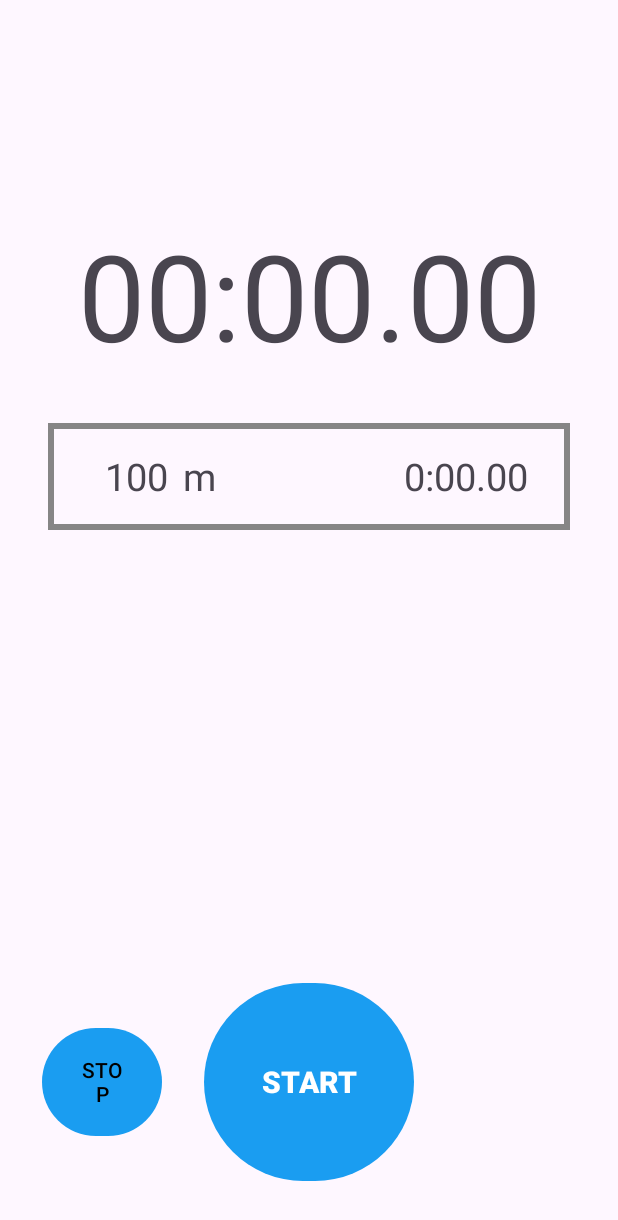
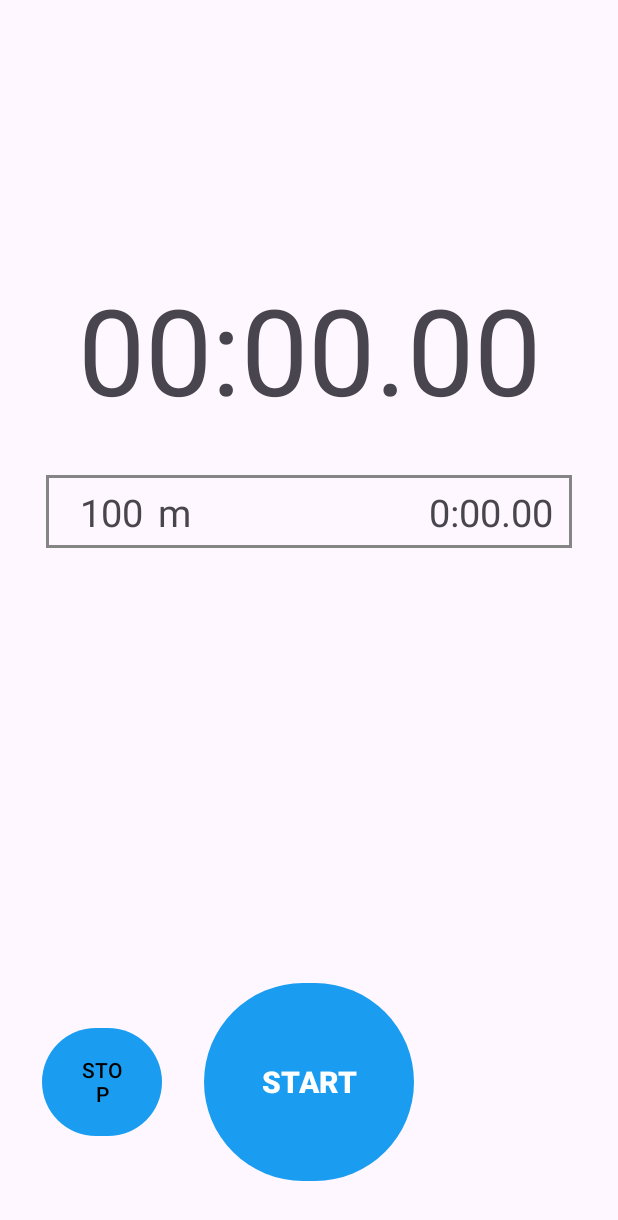
Before and after one commit to skyfall0119/TrackRunning, an Android app: the screen it shows after launch (RunActivity), after a tap on "START", on a phone screen of 412 x 824 dp. Shown: the top 1220 px of the screen. Run offline under Robolectric (Android 15) with nearby library versions, the phone set to English and light mode, and no system bars; our stand-ins replace Room's generated code.

Commit message:
RunningFragment preset

```diff
--- a/app/src/main/java/com/jaykim/trackrunning/MainActivity.kt
+++ b/app/src/main/java/com/jaykim/trackrunning/MainActivity.kt
@@ -1,8 +1,12 @@
 package com.jaykim.trackrunning
 
+import android.content.Context
 import androidx.appcompat.app.AppCompatActivity
 import android.os.Bundle
 import android.view.MenuItem
+import android.view.MotionEvent
+import android.view.inputmethod.InputMethodManager
+import android.widget.EditText
 import androidx.appcompat.app.ActionBarDrawerToggle
 import androidx.core.view.GravityCompat
 import androidx.drawerlayout.widget.DrawerLayout
@@ -49,6 +53,18 @@ class MainActivity : AppCompatActivity(), NavigationView.OnNavigationItemSelecte
 
     }
 
+    // presetAddFragment 에서 title EditText 에서 키보드 내리기.
+    override fun dispatchTouchEvent(ev: MotionEvent?): Boolean {
+        val imm: InputMethodManager = getSystemService(Context.INPUT_METHOD_SERVICE) as InputMethodManager
+        imm.hideSoftInputFromWindow(currentFocus?.windowToken, 0)
+
+        if(currentFocus is EditText) {
+            currentFocus!!.clearFocus()
+        }
+
+        return super.dispatchTouchEvent(ev)
+    }
+
     override fun onNavigationItemSelected(item: MenuItem): Boolean {
         when(item.itemId){
 
--- a/app/src/main/java/com/jaykim/trackrunning/PresetFragment.kt
+++ b/app/src/main/java/com/jaykim/trackrunning/PresetFragment.kt
@@ -18,7 +18,6 @@ class PresetFragment : Fragment() {
     private var _binding: FragmentPresetBinding? = null
     private val binding get() = _binding!!
     private lateinit var adapter: PresetRvAdapter
-
     private lateinit var db : AppDatabase
     private lateinit var presetDao : PresetDao
     private lateinit var presetList : List<PresetEntity>
--- a/app/src/main/java/com/jaykim/trackrunning/PresetRvAdapter.kt
+++ b/app/src/main/java/com/jaykim/trackrunning/PresetRvAdapter.kt
@@ -51,4 +51,6 @@ class PresetRvAdapter (private val list : List<PresetEntity>) : RecyclerView.Ada
     }
 
 
+
+
 }
--- a/app/src/main/java/com/jaykim/trackrunning/RunActivityRvAdapter.kt
+++ b/app/src/main/java/com/jaykim/trackrunning/RunActivityRvAdapter.kt
@@ -23,6 +23,8 @@ class RunActivityRvAdapter (private val list : ArrayList<SingleRun>) :
         val run_rv_breakTime = binding.runRvBreakTime
         val run_rv_check = binding.runRvCheck
         val root = binding.root
+        val runLayout = binding.runRvRunLayout
+        val breakLayout = binding.runRvBreakLayout
 
     }
 
@@ -39,43 +41,37 @@ class RunActivityRvAdapter (private val list : ArrayList<SingleRun>) :
     override fun onBindViewHolder(holder: MyViewHolder, position: Int) {
         val runData = list[position]
         if (runData.isRest){
-            holder.run_rv_break.visibility = View.VISIBLE
-            holder.run_rv_breakTime.visibility = View.VISIBLE
-            holder.run_rv_distance.visibility = View.INVISIBLE
-            holder.run_rv_meter.visibility = View.INVISIBLE
-            holder.run_rv_min.visibility = View.INVISIBLE
-            holder.run_rv_sec.visibility = View.INVISIBLE
-            holder.run_rv_millisec.visibility = View.INVISIBLE
+            holder.runLayout.visibility = View.INVISIBLE
+            holder.breakLayout.visibility = View.VISIBLE
             holder.run_rv_breakTime.text = runData.breakPick
 
 
+            if (runData.isDone) {
+                holder.breakLayout.setBackgroundColor(Color.GRAY)
+                holder.run_rv_break.setTextColor(Color.WHITE)
+                holder.run_rv_breakTime.setTextColor(Color.WHITE)
+            }
+
+
         } else {
-            holder.run_rv_break.visibility = View.INVISIBLE
-            holder.run_rv_breakTime.visibility = View.INVISIBLE
-            holder.run_rv_distance.visibility = View.VISIBLE
-            holder.run_rv_meter.visibility = View.VISIBLE
-            holder.run_rv_min.visibility = View.VISIBLE
-            holder.run_rv_sec.visibility = View.VISIBLE
-            holder.run_rv_millisec.visibility = View.VISIBLE
+            holder.runLayout.visibility = View.VISIBLE
+            holder.breakLayout.visibility = View.INVISIBLE
             holder.run_rv_distance.text = runData.distance
             holder.run_rv_min.text = runData.min
             holder.run_rv_sec.text = runData.sec
             holder.run_rv_millisec.text = runData.millisec
 
-//            if (runData.isDone){
-//                holder.run_rv_distance.setTextColor(Color.WHITE)
-//                holder.run_rv_meter.setTextColor(Color.WHITE)
-//                holder.run_rv_min.setTextColor(Color.WHITE)
-//                holder.run_rv_sec.setTextColor(Color.WHITE)
-//                holder.run_rv_millisec.setTextColor(Color.WHITE)
-//            }
+            if (runData.isDone) {
 
+                holder.runLayout.setBackgroundColor(Color.GRAY)
+                holder.run_rv_distance.setTextColor(Color.WHITE)
+                holder.run_rv_meter.setTextColor(Color.WHITE)
+                holder.run_rv_min.setTextColor(Color.WHITE)
+                holder.run_rv_sec.setTextColor(Color.WHITE)
+                holder.run_rv_millisec.setTextColor(Color.WHITE)
+
+            }
         }
-
-        if (runData.isDone) holder.run_rv_check.visibility = View.VISIBLE
-        else holder.run_rv_check.visibility = View.INVISIBLE
-
-
 
     }
 }
--- a/app/src/main/java/com/jaykim/trackrunning/RunningFragment.kt
+++ b/app/src/main/java/com/jaykim/trackrunning/RunningFragment.kt
@@ -7,7 +7,14 @@ import android.view.LayoutInflater
 import android.view.View
 import android.view.ViewGroup
 import android.widget.NumberPicker
+import android.widget.Toast
+import androidx.recyclerview.widget.LinearLayoutManager
+import androidx.recyclerview.widget.RecyclerView
 import com.jaykim.trackrunning.databinding.FragmentRunningBinding
+import com.jaykim.trackrunning.db.AppDatabase
+import com.jaykim.trackrunning.db.PresetDao
+import com.jaykim.trackrunning.db.PresetEntity
+import kotlin.concurrent.thread
 
 class RunningFragment : Fragment() {
 
@@ -15,6 +22,11 @@ class RunningFragment : Fragment() {
     private var _binding: FragmentRunningBinding? = null
     private val binding get() = _binding!!
     private var isQs = true
+
+    private lateinit var adapter: RunningRvAdapter
+    private lateinit var db : AppDatabase
+    private lateinit var presetDao : PresetDao
+    private lateinit var presetList : List<PresetEntity>
 
     //QuickStart NumberPicker items
     private val npItemDist = Helper.qsDist
@@ -29,10 +41,9 @@ class RunningFragment : Fragment() {
         _binding = FragmentRunningBinding.inflate(inflater, container, false)
         val view = binding.root
 
-
+        initPresetView()
         radioSet()
         initPicker()
-        initPresetView()
         initBtn()
 
 
@@ -41,6 +52,18 @@ class RunningFragment : Fragment() {
 
     private fun initPresetView() {
 
+        thread {
+            db = AppDatabase.getInstance(requireContext())!!
+            presetDao = db.getPresetDao()
+            presetList = presetDao.getAllPreset()
+
+            //update preset UI
+            activity?.runOnUiThread {
+                adapter = RunningRvAdapter(presetList)
+                binding.runningRv.adapter = adapter
+                binding.runningRv.layoutManager = LinearLayoutManager(context)
+            }
+        }
     }
 
     private fun radioSet() {
@@ -53,21 +76,21 @@ class RunningFragment : Fragment() {
                     //if current is not quickstart, switch to quickstart frame
                     binding.tvRadioTitle.text = getString(R.string.running_radio_qs)
                     binding.frameQs.visibility = View.VISIBLE
-                    binding.frameRv.visibility = View.INVISIBLE
+                    binding.runningRv.visibility = View.INVISIBLE
                 }
 
                 R.id.radio_preset->{ // to preset frame
                     isQs = false
                     binding.tvRadioTitle.text = getString(R.string.running_radio_pre)
                     binding.frameQs.visibility = View.INVISIBLE
-                    binding.frameRv.visibility = View.VISIBLE
+                    binding.runningRv.visibility = View.VISIBLE
+                    adapter.notifyDataSetChanged()
                 }
             }
 
         }
 
     }
-
 
     // quickstart 에 numberpicker 세팅. 빠르게 설정해서 런.
     private fun initPicker() {
@@ -110,33 +133,48 @@ class RunningFragment : Fragment() {
         binding.btnRunningStart.setOnClickListener {
             activity?.let{
                 val intent = Intent(context,RunActivity::class.java)
-
-
                 if(isQs){ //if quickstart, send the value from numberPicker
                     val qsRunData = ArrayList<SingleRun>() //Data Array to send
                     //(run + break) x (lap-1)
                     for (i in 1 until binding.qsNpLaps.value){
 
                         qsRunData.add(SingleRun(false,npItemDist[binding.qsNpDistance.value],
-                            1,""))
-                        qsRunData.add(SingleRun(true,"0",1,npItemRest[binding.qsNpRest.value]
+                            ""))
+                        qsRunData.add(SingleRun(true,"0",npItemRest[binding.qsNpRest.value]
                             ))
                     }
                     // last run
                     qsRunData.add(SingleRun(false,npItemDist[binding.qsNpDistance.value],
-                        1,"",))
+                        ""))
 
                     intent.putExtra("runData", qsRunData )
-                } else{ //if preset, send the runData from preset
-
-
+                    startActivity(intent)
                 }
 
+                else{ //if preset, send the runData from preset
+                    // if selected, send selected runData.
+                    // if not selected, prompt a message. "Please select"
+                    if (adapter.selectedPos != RecyclerView.NO_POSITION){
+                        intent.putExtra("runData", presetList[adapter.selectedPos].SingleWorkout )
+                        startActivity(intent)
+                    } else {
+                        Toast.makeText(requireContext(),"Please select a preset",Toast.LENGTH_SHORT).show()
+                    }
+                }
 
-                startActivity(intent)
             }
         }
     }
+
+
+
+
+
+
+
+
+
+
 
 
     override fun onDestroyView() {
--- a/app/src/main/java/com/jaykim/trackrunning/SettingFragment.kt
+++ b/app/src/main/java/com/jaykim/trackrunning/SettingFragment.kt
@@ -8,7 +8,7 @@ import android.view.ViewGroup
 
 
 class SettingFragment : Fragment() {
-    // TODO: Rename and change types of parameters
+    // TODO: SETTING
 
 
 
--- a/app/src/main/java/com/jaykim/trackrunning/SingleRun.kt
+++ b/app/src/main/java/com/jaykim/trackrunning/SingleRun.kt
@@ -11,15 +11,10 @@ import java.io.Serializable
 data class SingleRun (
     val isRest : Boolean,
     val distance : String,
-    val set : Int,
+//    val set : Int,
     val breakPick : String,
     var min : String = "0",
     var sec : String = ":00",
     var millisec : String = ".00",
     var isDone : Boolean = false
 ):Serializable
-
-
-
-
-//
--- a/app/src/main/res/drawable/run_rv_border.xml
+++ b/app/src/main/res/drawable/run_rv_border.xml
@@ -1,12 +1,12 @@
 <?xml version="1.0" encoding="utf-8"?>
 <layer-list xmlns:android="http://schemas.android.com/apk/res/android">
     <item
-        android:start="2dp"
-        android:end="2dp"
-        android:top="2dp"
-        android:bottom="2dp">
+        android:start="1dp"
+        android:end="1dp"
+        android:top="1dp"
+        android:bottom="1dp">
         <shape android:shape="rectangle">
-            <stroke android:width="4dp"
+            <stroke android:width="2dp"
                 android:color="#D9717171"/>
         </shape>
     </item>
--- a/app/src/main/res/layout/activity_run.xml
+++ b/app/src/main/res/layout/activity_run.xml
@@ -5,6 +5,20 @@
     android:layout_width="match_parent"
     android:layout_height="match_parent"
     tools:context=".RunActivity">
+
+
+
+    <TextView
+        android:id="@+id/tv_title"
+        android:layout_width="wrap_content"
+        android:layout_height="wrap_content"
+        android:text=""
+        android:textSize="70sp"
+        app:layout_constraintBottom_toTopOf="@id/tv_second"
+        app:layout_constraintTop_toTopOf="parent"
+        app:layout_constraintLeft_toLeftOf="parent"
+        app:layout_constraintRight_toRightOf="parent"
+        />
 
 
     <TextView
@@ -30,7 +44,7 @@
         app:layout_constraintHorizontal_bias="0.5"
         app:layout_constraintStart_toEndOf="@+id/tv_minute"
         app:layout_constraintTop_toTopOf="parent"
-        app:layout_constraintVertical_bias="0.2" />
+        app:layout_constraintVertical_bias="0.25" />
 
     <TextView
         android:id="@+id/tv_millisecond"
--- a/app/src/main/res/layout/fragment_preset_add.xml
+++ b/app/src/main/res/layout/fragment_preset_add.xml
@@ -4,7 +4,8 @@
     xmlns:tools="http://schemas.android.com/tools"
     android:layout_width="match_parent"
     android:layout_height="match_parent"
-    tools:context=".PresetAddFragment">
+    tools:context=".PresetAddFragment"
+    >
 
 
     <androidx.constraintlayout.widget.Guideline
@@ -42,6 +43,7 @@
         android:hint="Enter Preset title"
         android:singleLine="true"
         android:maxLines="1"
+
 
 
         />
--- a/app/src/main/res/layout/fragment_running.xml
+++ b/app/src/main/res/layout/fragment_running.xml
@@ -168,7 +168,7 @@
         <androidx.recyclerview.widget.RecyclerView
             android:layout_width="match_parent"
             android:layout_height="match_parent"
-            android:id="@+id/frame_rv"
+            android:id="@+id/running_rv"
             android:visibility="invisible">
 
         </androidx.recyclerview.widget.RecyclerView>
--- a/app/src/main/res/layout/rv_item_activities.xml
+++ b/app/src/main/res/layout/rv_item_activities.xml
@@ -15,7 +15,7 @@
         app:layout_constraintLeft_toLeftOf="parent"
         app:layout_constraintBottom_toBottomOf="parent"
         app:layout_constraintRight_toRightOf="parent"
-        android:layout_margin="15dp"
+        android:padding="5dp"
         >
         <TextView
             android:layout_width="wrap_content"
--- a/app/src/main/res/layout/rv_item_run.xml
+++ b/app/src/main/res/layout/rv_item_run.xml
@@ -2,26 +2,22 @@
 <androidx.constraintlayout.widget.ConstraintLayout
     xmlns:android="http://schemas.android.com/apk/res/android"
     android:layout_width="match_parent"
-    android:layout_height="wrap_content"
+    android:layout_height="50dp"
     xmlns:app="http://schemas.android.com/apk/res-auto"
     android:background="@drawable/run_rv_border"
-    android:padding="20dp"
+
     >
 
 
-    <ImageView
-        android:id="@+id/run_rv_check"
-        android:layout_width="wrap_content"
-        android:layout_height="wrap_content"
-        android:src="@drawable/run_isdone_check"
-        app:layout_constraintLeft_toLeftOf="parent"
-        app:layout_constraintTop_toTopOf="parent"
-        app:layout_constraintRight_toRightOf="parent"
-        android:visibility="invisible"
-        />
 
 
-
+    <androidx.constraintlayout.widget.ConstraintLayout
+        android:id="@+id/run_rv_runLayout"
+        android:layout_width="match_parent"
+        android:layout_height="match_parent"
+        android:visibility="visible"
+        android:layout_margin="3dp"
+        >
 
 
         <TextView
@@ -31,10 +27,11 @@
             android:text="400"
             android:textSize="25dp"
             app:layout_constraintTop_toTopOf="parent"
+            app:layout_constraintBottom_toBottomOf="parent"
             app:layout_constraintLeft_toLeftOf="parent"
             android:layout_marginLeft="20dp"
-        android:visibility="visible"
             />
+
 
         <TextView
             android:layout_width="wrap_content"
@@ -43,33 +40,9 @@
             android:text="m"
             android:textSize="25dp"
             app:layout_constraintTop_toTopOf="parent"
+            app:layout_constraintBottom_toBottomOf="parent"
             app:layout_constraintLeft_toRightOf="@id/run_rv_distance"
             android:layout_marginLeft="10dp"
-        android:visibility="visible"
-        />
-
-    <TextView
-        android:layout_width="wrap_content"
-        android:layout_height="wrap_content"
-        android:id="@+id/run_rv_break"
-        android:text="Break"
-        android:textSize="25dp"
-        app:layout_constraintTop_toTopOf="parent"
-        app:layout_constraintLeft_toLeftOf="parent"
-        android:layout_marginLeft="20dp"
-        android:visibility="invisible"
-        />
-
-    <TextView
-        android:layout_width="wrap_content"
-        android:layout_height="wrap_content"
-        android:id="@+id/run_rv_breakTime"
-        android:text="10sec"
-        android:textSize="25dp"
-        app:layout_constraintTop_toTopOf="parent"
-        app:layout_constraintRight_toRightOf="parent"
-        android:layout_marginRight="20dp"
-        android:visibility="invisible"
             />
 
 
@@ -80,6 +53,7 @@
             android:text="00"
             android:textSize="25dp"
             app:layout_constraintTop_toTopOf="parent"
+            app:layout_constraintBottom_toBottomOf="parent"
             app:layout_constraintRight_toLeftOf="@id/run_rv_sec"
 
             />
@@ -92,6 +66,7 @@
             android:text=":00"
             android:textSize="25dp"
             app:layout_constraintTop_toTopOf="parent"
+            app:layout_constraintBottom_toBottomOf="parent"
             app:layout_constraintRight_toLeftOf="@id/run_rv_millisec"
             />
 
@@ -102,11 +77,77 @@
             android:text=".00"
             android:textSize="25dp"
             app:layout_constraintTop_toTopOf="parent"
+            app:layout_constraintBottom_toBottomOf="parent"
             app:layout_constraintRight_toRightOf="parent"
             android:layout_marginRight="10dp"
             />
 
 
 
+    </androidx.constraintlayout.widget.ConstraintLayout>
+
+
+    <ImageView
+        android:id="@+id/run_rv_check"
+        android:layout_width="wrap_content"
+        android:layout_height="wrap_content"
+        android:src="@drawable/run_isdone_check"
+        app:layout_constraintLeft_toLeftOf="parent"
+        app:layout_constraintTop_toTopOf="parent"
+        app:layout_constraintBottom_toBottomOf="parent"
+        app:layout_constraintRight_toRightOf="parent"
+        android:visibility="invisible"
+        />
+
+
+
+
+
+    <androidx.constraintlayout.widget.ConstraintLayout
+        android:id="@+id/run_rv_breakLayout"
+        android:layout_width="match_parent"
+        android:layout_height="match_parent"
+        android:visibility="invisible"
+        android:layout_margin="3dp"
+        >
+
+
+        <TextView
+            android:layout_width="wrap_content"
+            android:layout_height="wrap_content"
+            android:id="@+id/run_rv_break"
+            android:text="Break"
+            android:textSize="25dp"
+            app:layout_constraintTop_toTopOf="parent"
+            app:layout_constraintBottom_toBottomOf="parent"
+            app:layout_constraintLeft_toLeftOf="parent"
+            android:layout_marginLeft="20dp"
+            />
+
+        <TextView
+            android:layout_width="wrap_content"
+            android:layout_height="wrap_content"
+            android:id="@+id/run_rv_breakTime"
+            android:text="10sec"
+            android:textSize="25dp"
+            app:layout_constraintTop_toTopOf="parent"
+            app:layout_constraintBottom_toBottomOf="parent"
+            app:layout_constraintRight_toRightOf="parent"
+            android:layout_marginRight="20dp"
+            />
+
+
 
     </androidx.constraintlayout.widget.ConstraintLayout>
+
+
+
+
+
+
+
+
+
+
+
+</androidx.constraintlayout.widget.ConstraintLayout>
--- a/app/src/main/res/values/strings.xml
+++ b/app/src/main/res/values/strings.xml
@@ -32,9 +32,11 @@
     <string name="activity_deleteDialog">Are you sure you want to Delete?</string>
     <string name="activity_delete_yes">Yes</string>
     <string name="activity_delete_no">No</string>
+
     <string name="preset_no_data">Create your own preset.</string>
-    <!-- TODO: Remove or change this placeholder text -->
-    <string name="hello_blank_fragment">Hello blank fragment</string>
     <string name="preset_add_title">Title</string>
+    <string name="preset_titleDialog">Run List</string>
+    <string name="activity_endDialog">End the Workout?</string>
+
 
 </resources>
```
Also changed, not shown: app/src/main/java/com/jaykim/trackrunning/PresetAddFragment.kt (+33 -21 lines), app/src/main/java/com/jaykim/trackrunning/RunActivity.kt (+24 -12 lines), app/src/main/java/com/jaykim/trackrunning/RunningRvAdapter.kt (added, +76 -0 lines), app/src/main/res/layout/rv_item_preset_running.xml (added, +37 -0 lines). Lines whose indentation alone changed are shown as unchanged.
